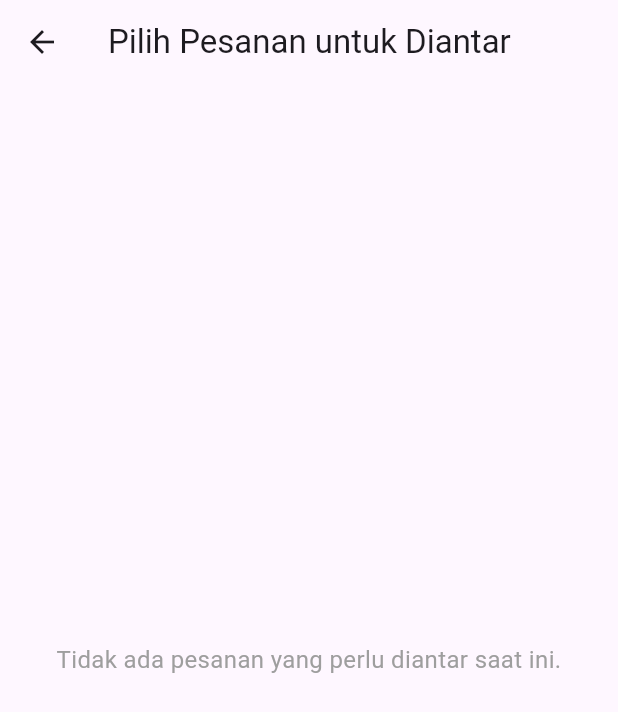
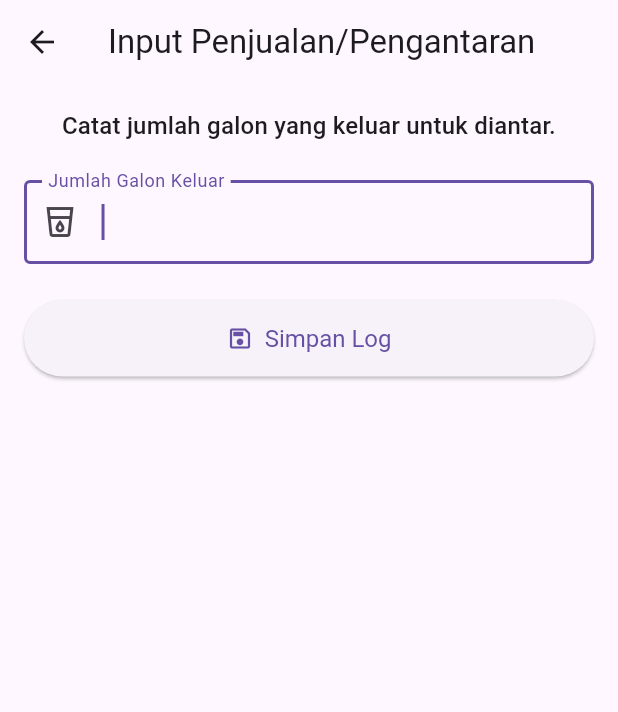
Before and after one commit to adikusumautama/damiu, a Flutter app: the DailySalesInputScreen screen opened directly, on a phone screen of 412 x 824 dp. Shown: the top 712 px of the screen. Run offline on Flutter 3.47's test engine with Material 3 defaults, Android fonts, the phone set to English and light mode, and no system bars; our stand-ins replace cloud_firestore, connectivity_plus, csv, firebase_auth, firebase_core, fl_chart and 1 more; accounts and stored records are empty; project files that could hold a hidden picture were left out.

Commit message:
Memperbaiki alur input penjualan harian

```diff
--- a/lib/screens/other/daily_sales_input_screen.dart
+++ b/lib/screens/other/daily_sales_input_screen.dart
@@ -1,69 +1,33 @@
 // lib/screens/other/daily_sales_input_screen.dart
-// This screen is now repurposed to handle the delivery process based on recorded orders.
 
-import 'package:damiu/models/order_model.dart';
+import 'package:damiu/models/delivery_log_model.dart';
+import 'package:damiu/services/auth_service.dart';
+import 'package:damiu/services/database_helper.dart';
 import 'package:flutter/material.dart';
-import 'package:damiu/models/delivery_log_model.dart';
-import 'package:damiu/services/database_helper.dart';
-import 'package:damiu/services/auth_service.dart';
+import 'package:flutter/services.dart';
 
 class DailySalesInputScreen extends StatefulWidget {
   const DailySalesInputScreen({super.key});
 
   @override
-  State<DailySalesInputScreen> createState() => _DeliveryProcessScreenState();
+  State<DailySalesInputScreen> createState() => _DailySalesInputScreenState();
 }
 
-class _DeliveryProcessScreenState extends State<DailySalesInputScreen> {
+class _DailySalesInputScreenState extends State<DailySalesInputScreen> {
+  final _formKey = GlobalKey<FormState>();
+  final _gallonQuantityController = TextEditingController();
+  bool _isLoading = false;
   final DatabaseHelper _dbHelper = DatabaseHelper();
   final AuthService _authService = AuthService();
-  List<Order> _pendingOrders = [];
-  bool _isLoading = true;
 
   @override
-  void initState() {
-    super.initState();
-    _loadPendingOrders();
+  void dispose() {
+    _gallonQuantityController.dispose();
+    super.dispose();
   }
 
-  Future<void> _loadPendingOrders() async {
-    if (!mounted) return;
-    setState(() {
-      _isLoading = true;
-    });
-    final allOrders = await _dbHelper.getTodaysOrders();
-    // Filter for orders that are 'Belum Diantar'
-    final pending =
-        allOrders.where((order) => order.status == OrderStatus.pending).toList();
-    if (mounted) {
-      setState(() {
-        _pendingOrders = pending;
-        _isLoading = false;
-      });
-    }
-  }
-
-  Future<void> _processDelivery(Order order) async {
-    final confirm = await showDialog<bool>(
-      context: context,
-      builder: (context) => AlertDialog(
-        title: const Text('Konfirmasi Pengantaran'),
-        content: Text('Antar pesanan untuk ${order.customerName}? Stok galon akan dikurangi.'),
-        actions: [
-          TextButton(
-            onPressed: () => Navigator.pop(context, false),
-            child: const Text('Batal'),
-          ),
-          FilledButton(
-            onPressed: () => Navigator.pop(context, true),
-            child: const Text('Ya, Antar'),
-          ),
-        ],
-      ),
-    );
-
-    if (confirm != true) return;
-
+  Future<void> _saveDeliveryLog() async {
+    if (_formKey.currentState!.validate()) {
       setState(() {
         _isLoading = true;
       });
@@ -72,34 +36,41 @@ class _DeliveryProcessScreenState extends State<DailySalesInputScreen> {
       if (employeeUid == null) {
         if (mounted) {
           ScaffoldMessenger.of(context).showSnackBar(
-          const SnackBar(content: Text('Error: Pengguna tidak login.')),
+            const SnackBar(content: Text('Error: Pengguna tidak ditemukan.')),
           );
           setState(() => _isLoading = false);
         }
         return;
       }
 
-    // 1. Create a delivery log to track stock movement
-    final deliveryLog = DeliveryLogItem(
+      final logItem = DeliveryLogItem(
         timestamp: DateTime.now(),
-      gallons: order.gallonQuantity,
-      emptyGallonsReturned: 0, // This is handled by a separate flow
+        gallons: int.parse(_gallonQuantityController.text),
+        emptyGallonsReturned: 0, // Ini adalah log pengeluaran, jadi galon kembali 0
         employeeUid: employeeUid,
-      isSummarized: false,
       );
-    await _dbHelper.insertDeliveryLog(deliveryLog);
 
-    // 2. Update the order status to 'In Delivery'
-    await _dbHelper.updateOrderStatus(order.id!, OrderStatus.inDelivery);
-
-    // 3. Provide feedback and refresh the UI
+      try {
+        await _dbHelper.insertDeliveryLog(logItem);
         if (mounted) {
           ScaffoldMessenger.of(context).showSnackBar(
-        SnackBar(
-            content: Text(
-                'Pesanan untuk ${order.customerName} sedang diantar.')),
+            const SnackBar(content: Text('Log pengantaran berhasil disimpan!')),
           );
-      _loadPendingOrders(); // This will refresh the list and remove the processed order
+          Navigator.pop(context, true);
+        }
+      } catch (e) {
+        if (mounted) {
+          ScaffoldMessenger.of(context).showSnackBar(
+            SnackBar(content: Text('Gagal menyimpan log: $e')),
+          );
+        }
+      } finally {
+        if (mounted) {
+          setState(() {
+            _isLoading = false;
+          });
+        }
+      }
     }
   }
 
@@ -107,51 +78,55 @@ class _DeliveryProcessScreenState extends State<DailySalesInputScreen> {
   Widget build(BuildContext context) {
     return Scaffold(
       appBar: AppBar(
-        title: const Text('Pilih Pesanan untuk Diantar'),
+        title: const Text('Input Penjualan/Pengantaran'),
       ),
-      body: _isLoading
+      body: SingleChildScrollView(
+        padding: const EdgeInsets.all(16.0),
+        child: Form(
+          key: _formKey,
+          child: Column(
+            crossAxisAlignment: CrossAxisAlignment.stretch,
+            children: [
+              Text(
+                'Catat jumlah galon yang keluar untuk diantar.',
+                style: Theme.of(context).textTheme.titleMedium,
+                textAlign: TextAlign.center,
+              ),
+              const SizedBox(height: 24),
+              TextFormField(
+                controller: _gallonQuantityController,
+                autofocus: true,
+                decoration: const InputDecoration(
+                  labelText: 'Jumlah Galon Keluar',
+                  border: OutlineInputBorder(),
+                  prefixIcon: Icon(Icons.local_drink_outlined),
+                ),
+                keyboardType: TextInputType.number,
+                inputFormatters: [FilteringTextInputFormatter.digitsOnly],
+                validator: (value) {
+                  if (value == null || value.isEmpty) {
+                    return 'Jumlah galon tidak boleh kosong';
+                  }
+                  if (int.tryParse(value) == null || int.parse(value) <= 0) {
+                    return 'Masukkan jumlah yang valid';
+                  }
+                  return null;
+                },
+              ),
+              const SizedBox(height: 24),
+              _isLoading
                   ? const Center(child: CircularProgressIndicator())
-          : _pendingOrders.isEmpty
-              ? const Center(
-                  child: Padding(
-                    padding: EdgeInsets.all(24.0),
-                    child: Text(
-                      'Tidak ada pesanan yang perlu diantar saat ini.',
-                      textAlign: TextAlign.center,
-                      style: TextStyle(fontSize: 16, color: Colors.grey),
+                  : ElevatedButton.icon(
+                      icon: const Icon(Icons.save_outlined),
+                      label: const Text('Simpan Log'),
+                      onPressed: _saveDeliveryLog,
+                      style: ElevatedButton.styleFrom(
+                        padding: const EdgeInsets.symmetric(vertical: 16),
+                        textStyle: const TextStyle(fontSize: 16),
                       ),
                     ),
-                )
-              : RefreshIndicator(
-                  onRefresh: _loadPendingOrders,
-                  child: ListView.builder(
-                    itemCount: _pendingOrders.length,
-                    itemBuilder: (context, index) {
-                      final order = _pendingOrders[index];
-                      return Card(
-                        margin: const EdgeInsets.symmetric(
-                            horizontal: 12, vertical: 6),
-                        child: ListTile(
-                          contentPadding: const EdgeInsets.symmetric(
-                              horizontal: 16, vertical: 8),
-                          title: Text(order.customerName,
-                              style:
-                                  const TextStyle(fontWeight: FontWeight.bold)),
-                          subtitle: Column(
-                            crossAxisAlignment: CrossAxisAlignment.start,
-                            children: [
-                              Text('${order.gallonQuantity} Galon'),
-                              if (order.address != null) Text(order.address!),
             ],
           ),
-                          trailing: ElevatedButton(
-                            onPressed:
-                                _isLoading ? null : () => _processDelivery(order),
-                            child: const Text('Antar'),
-                          ),
-                        ),
-                      );
-                    },
         ),
       ),
     );
```
Also changed, not shown: lib/screens/home/karyawan_home_screen.dart (+13 -4 lines). Lines whose indentation alone changed are shown as unchanged.
